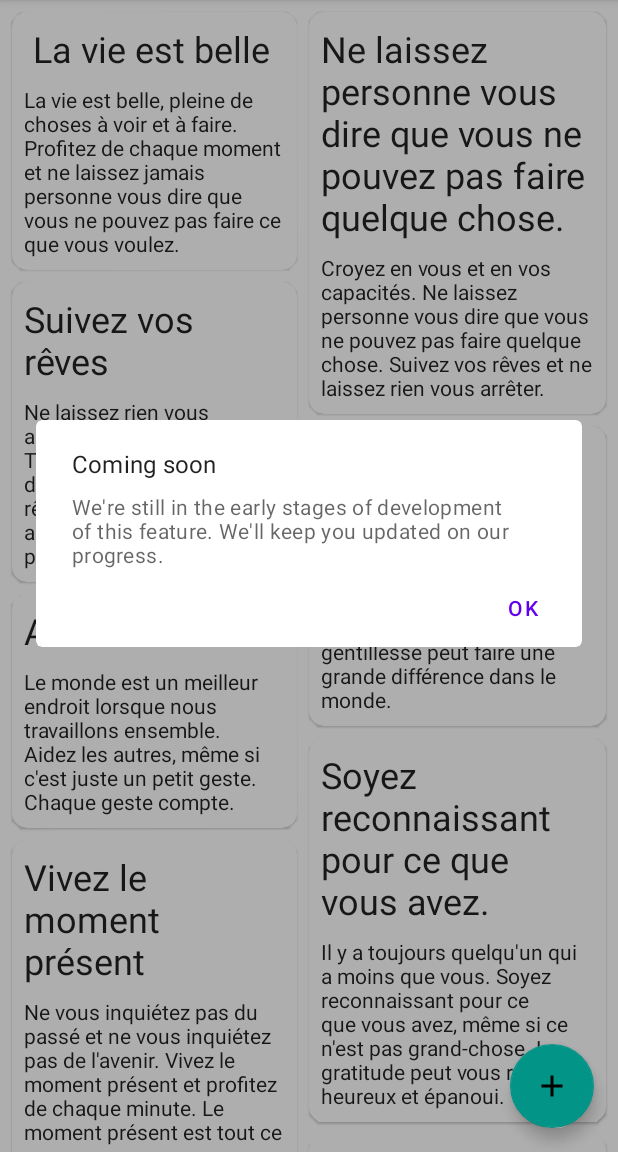
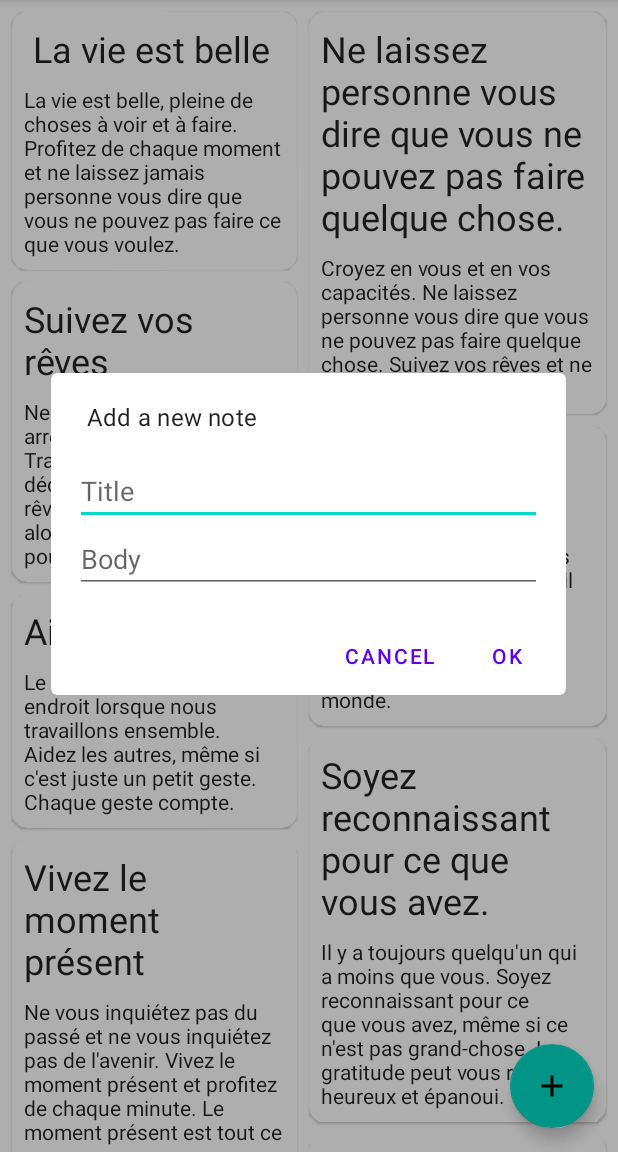
Before and after one commit to Haylme/projet-4-ex-1, an Android app: the screen it shows after launch (MainActivity), after a tap on "add a note", on a phone screen of 412 x 824 dp, the part 84-1236 px from its top. Run offline under Robolectric (Android 15) with nearby library versions, the phone set to English and light mode, and no system bars.

Commit message:
finalize add function.working but new datas ain't displayed

```diff
--- a/app/src/main/java/com/openclassrooms/notes/MainActivity.kt
+++ b/app/src/main/java/com/openclassrooms/notes/MainActivity.kt
@@ -1,12 +1,14 @@
 package com.openclassrooms.notes
 
 import android.os.Bundle
+import android.widget.EditText
 import androidx.appcompat.app.AppCompatActivity
 import androidx.lifecycle.lifecycleScope
 import com.google.android.material.dialog.MaterialAlertDialogBuilder
 import com.openclassrooms.notes.databinding.ActivityMainBinding
 import com.openclassrooms.notes.repository.NotesRepository
 import com.openclassrooms.notes.widget.NoteItemDecoration
+import com.openclassrooms.notes.widget.NoteViewModel
 import com.openclassrooms.notes.widget.NotesAdapter
 import kotlinx.coroutines.launch
 
@@ -22,7 +24,9 @@ class MainActivity : AppCompatActivity() {
 
     private val notesAdapter = NotesAdapter(mutableListOf())
 
-    private val notesRepository = NotesRepository()
+
+
+    private val noteViewModel = NoteViewModel()
 
     override fun onCreate(savedInstanceState: Bundle?) {
         super.onCreate(savedInstanceState)
@@ -33,6 +37,7 @@ class MainActivity : AppCompatActivity() {
         initRecyclerView()
         initFABButton()
         collectNotes()
+
     }
 
     /**
@@ -40,7 +45,7 @@ class MainActivity : AppCompatActivity() {
      */
     private fun collectNotes() {
         lifecycleScope.launch {
-            notesRepository.notes.collect {
+          noteViewModel.notesViewModel.collect {
                 notesAdapter.updateNotes(it)
             }
         }
@@ -51,13 +56,28 @@ class MainActivity : AppCompatActivity() {
      */
     private fun initFABButton() {
         binding.btnAdd.setOnClickListener {
+
+            val dialogView = layoutInflater.inflate(R.layout.dialog_add_note, null)
+            val editTextTitle = dialogView.findViewById<EditText>(R.id.editTextTitle)
+            val editTextBody = dialogView.findViewById<EditText>(R.id.editTextBody)
+
             MaterialAlertDialogBuilder(this).apply {
-                setTitle(R.string.coming_soon)
-                setMessage(R.string.not_available_yet)
-                setPositiveButton(android.R.string.ok, null)
+                setTitle("Add a new note")
+                setView(dialogView)
+                setPositiveButton(android.R.string.ok) { dialog, which ->
+
+                    val title = editTextTitle.text.toString()
+                    val body = editTextBody.text.toString()
+
+                    noteViewModel.setTitle(title)
+                    noteViewModel.setMessage(body)
+                    noteViewModel.addNote()
+                }
+                setNegativeButton(android.R.string.cancel, null)
             }.show()
         }
     }
+
 
     /**
      * Initializes the RecyclerView.
--- a/app/src/main/java/com/openclassrooms/notes/widget/NoteViewModel.kt
+++ b/app/src/main/java/com/openclassrooms/notes/widget/NoteViewModel.kt
@@ -5,7 +5,6 @@ import com.openclassrooms.notes.data.Note
 import com.openclassrooms.notes.repository.NotesRepository
 import kotlinx.coroutines.flow.Flow
 import java.lang.IllegalStateException
-import kotlin.IllegalStateException
 
 class NoteViewModel : ViewModel() {
 
--- /dev/null
+++ b/app/src/main/res/layout/dialog_add_note.xml
@@ -0,0 +1,19 @@
+
+<LinearLayout xmlns:android="http://schemas.android.com/apk/res/android"
+    android:layout_width="match_parent"
+    android:layout_height="wrap_content"
+    android:orientation="vertical"
+    android:padding="16dp">
+
+    <EditText
+        android:id="@+id/editTextTitle"
+        android:layout_width="match_parent"
+        android:layout_height="wrap_content"
+        android:hint="Title" />
+
+    <EditText
+        android:id="@+id/editTextBody"
+        android:layout_width="match_parent"
+        android:layout_height="wrap_content"
+        android:hint="Body" />
+</LinearLayout>
```
